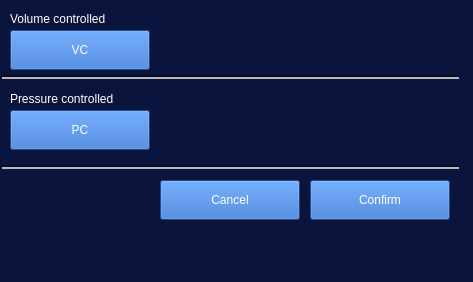
ParanoidAndroid-42/Ventilator_GUI, file modes.ui: the form before one commit.
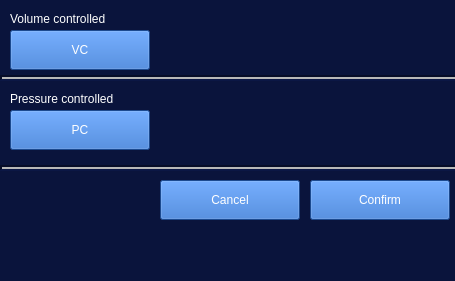
The form after the commit.

```diff
--- a/modes.ui
+++ b/modes.ui
@@ -6,8 +6,8 @@
    <rect>
     <x>0</x>
     <y>0</y>
-    <width>473</width>
-    <height>282</height>
+    <width>455</width>
+    <height>281</height>
    </rect>
   </property>
   <property name="windowTitle">
```
Left out of the diff: 2 changed lines with no effect on the pictures.
